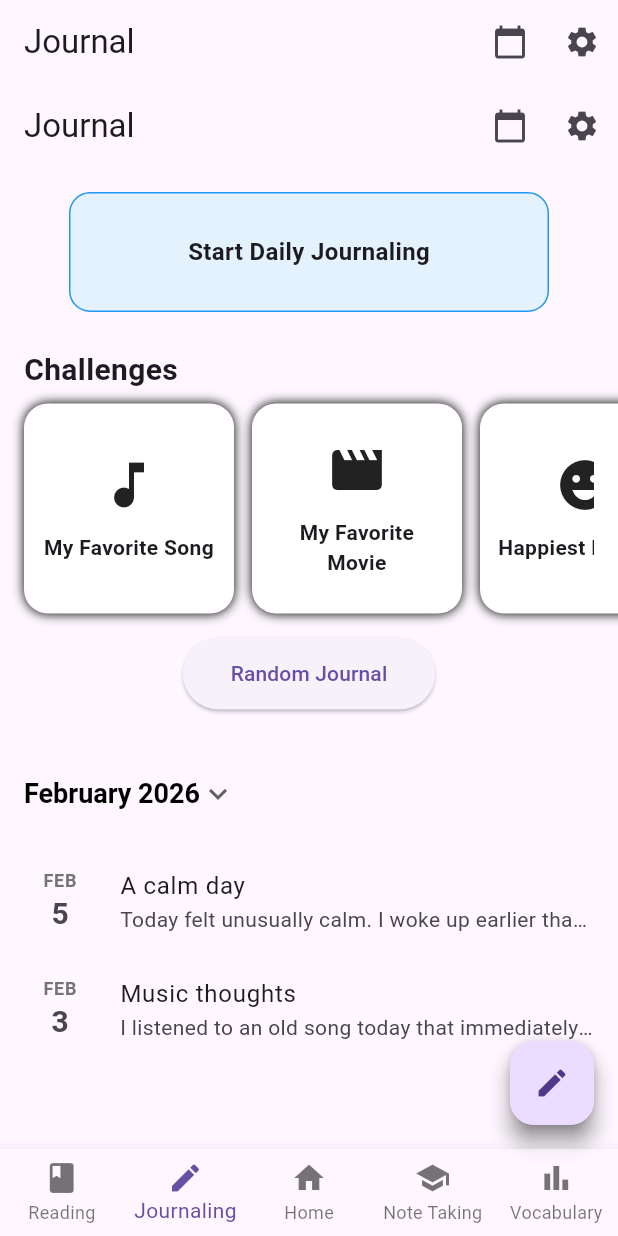
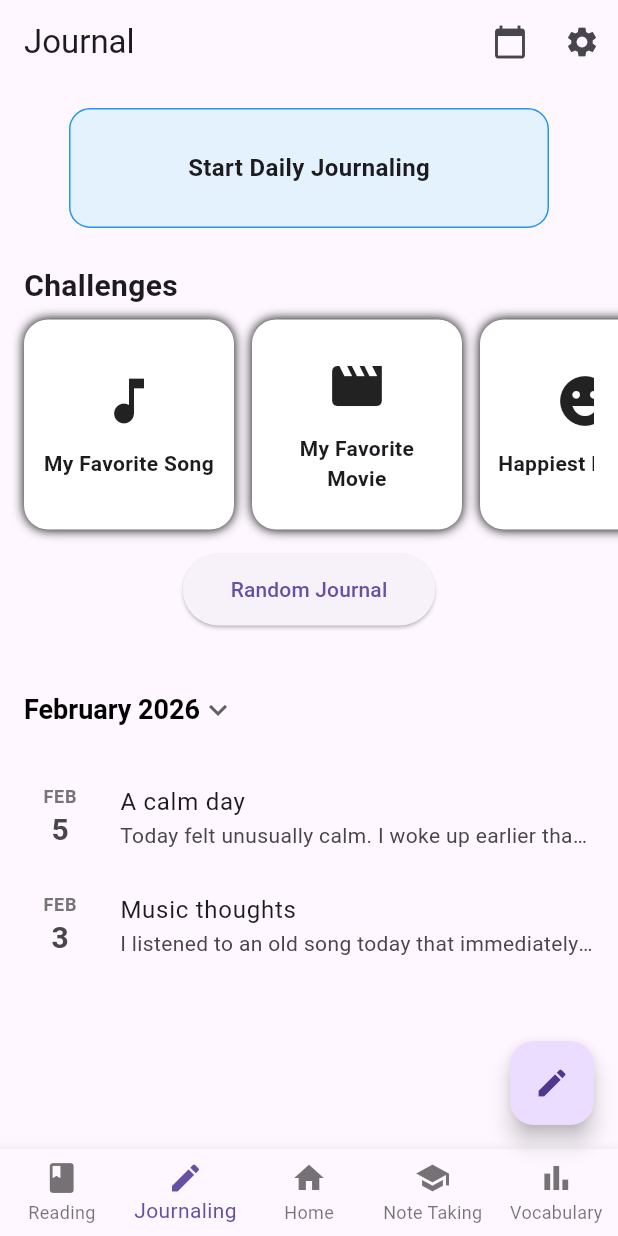
Before and after one commit to adolfogutman005/dailylingo, a Flutter app: the screen it shows after launch, item 2 of the bottom bar chosen, on a phone screen of 412 x 824 dp. Run offline on Flutter 3.47's test engine with Material 3 defaults, Android fonts, the phone set to English and light mode, and no system bars; our stand-ins replace flutter_tts; missing offline and left inert: pdfx; network calls fail.

Commit message:
modulated appbars

```diff
--- a/lib/home.dart
+++ b/lib/home.dart
@@ -5,29 +5,9 @@ import 'journaling/journaling.dart';
 // import 'notetaking/note_taking_page.dart';
 // import 'vocabulary_page.dart';
 import 'reader/pages/reader_page.dart';
+import 'reader/widgets/reader_app_bar.dart';
 import 'journaling/write_journal_page.dart';
 // import 'journaling/write_note_page.dart';
-
-void main() {
-  runApp(const MyApp());
-}
-
-class MyApp extends StatelessWidget {
-  const MyApp({super.key});
-
-  @override
-  Widget build(BuildContext context) {
-    return MaterialApp(
-      debugShowCheckedModeBanner: false,
-      title: 'Dailylingo',
-      theme: ThemeData(
-        useMaterial3: true,
-        colorSchemeSeed: Colors.blue,
-      ),
-      home: const MainScreen(),
-    );
-  }
-}
 
 class MainScreen extends StatefulWidget {
   const MainScreen({super.key});
@@ -38,6 +18,7 @@ class MainScreen extends StatefulWidget {
 
 class _MainScreenState extends State<MainScreen> {
   int _currentIndex = 2; // Default to Home
+  String selectedFilter = "Reading";
 
   // Pages
   final List<Widget> _pages = [
@@ -48,28 +29,40 @@ class _MainScreenState extends State<MainScreen> {
     // const VocabularyPage(),
   ];
 
-  // Dictionary for AppBar titles
-  final Map<int, String> _appBarTitles = {
-    0: "Reader",
-    1: "Journal",
-    2: "Home",
-    3: "Note Taking",
-    4: "Vocabulary",
-  };
+  PreferredSizeWidget? buildAppBar(int index) {
+    final appBars = {
+      0: ReaderAppBar(
+        filters: const ["Reading", "Finished", "Favorites"],
+        selected: selectedFilter,
+        onFilterSelected: (filter) {
+          setState(() {
+            selectedFilter = filter;
+          });
+        },
+      ),
+      1: AppBar(
+        title: const Text('Journal'),
+        actions: [
+          IconButton(
+            icon: const Icon(Icons.calendar_today),
+            onPressed: () {},
+          ),
+          IconButton(
+            icon: const Icon(Icons.settings),
+            onPressed: () {},
+          ),
+        ],
+      ),
+      2: AppBar(
+        title: const Text("Dailylingo"),
+        actions: [
+          IconButton(icon: const Icon(Icons.settings), onPressed: () {}),
+        ],
+      ),
+    };
 
-  // Dictionary for AppBar actions
-  final Map<int, List<Widget>> _appBarActions = {
-    0: [], // Reader
-    1: [
-      IconButton(icon: const Icon(Icons.calendar_today), onPressed: () {}),
-      IconButton(icon: const Icon(Icons.settings), onPressed: () {}),
-    ],
-    2: [
-      IconButton(icon: const Icon(Icons.settings), onPressed: () {}),
-    ],
-    3: [], // NoteTaking
-    4: [], // Vocabulary
-  };
+    return appBars[index];
+  }
 
   // Dictionary for FAB per tab
   final Map<int, FloatingActionButton> _fabs = {};
@@ -100,10 +93,7 @@ class _MainScreenState extends State<MainScreen> {
   @override
   Widget build(BuildContext context) {
     return Scaffold(
-      appBar: AppBar(
-        title: Text(_appBarTitles[_currentIndex] ?? ""),
-        actions: _appBarActions[_currentIndex] ?? [],
-      ),
+      appBar: buildAppBar(_currentIndex),
       body: IndexedStack(
         index: _currentIndex,
         children: _pages,
--- a/lib/journaling/journaling.dart
+++ b/lib/journaling/journaling.dart
@@ -2,27 +2,6 @@ import 'package:flutter/material.dart';
 import 'package:intl/intl.dart';
 import 'write_journal_page.dart';
 import 'journal_detail_page.dart';
-
-void main() {
-  runApp(const MyApp());
-}
-
-class MyApp extends StatelessWidget {
-  const MyApp({super.key});
-
-  @override
-  Widget build(BuildContext context) {
-    return MaterialApp(
-      debugShowCheckedModeBanner: false,
-      title: 'Journal',
-      theme: ThemeData(
-        useMaterial3: true,
-        colorSchemeSeed: Colors.blue,
-      ),
-      home: const JournalingPage(),
-    );
-  }
-}
 
 class JournalingPage extends StatefulWidget {
   const JournalingPage({super.key});
@@ -81,32 +60,7 @@ Sometimes slowing down is exactly what you need.''',
   Widget build(BuildContext context) {
     final journals = journalsByMonth[selectedMonth]!;
 
-    return Scaffold(
-      appBar: AppBar(
-        title: const Text('Journal'),
-        actions: [
-          IconButton(
-            icon: const Icon(Icons.calendar_today),
-            onPressed: () {},
-          ),
-          IconButton(
-            icon: const Icon(Icons.settings),
-            onPressed: () {},
-          ),
-        ],
-      ),
-      floatingActionButton: FloatingActionButton(
-        onPressed: () {
-          Navigator.push(
-            context,
-            MaterialPageRoute(
-              builder: (_) => const WriteJournalPage(),
-            ),
-          );
-        },
-        child: const Icon(Icons.edit),
-      ),
-      body: SingleChildScrollView(
+    return SingleChildScrollView(
       padding: const EdgeInsets.all(16),
       child: Column(
         crossAxisAlignment: CrossAxisAlignment.stretch,
@@ -122,7 +76,6 @@ Sometimes slowing down is exactly what you need.''',
           const SizedBox(height: 12),
           ...journals.map(_journalTile),
         ],
-        ),
       ),
     );
   }
```
Also changed, not shown: lib/reader/pages/reader_page.dart (+1 -19 lines). Lines whose indentation alone changed are shown as unchanged.
